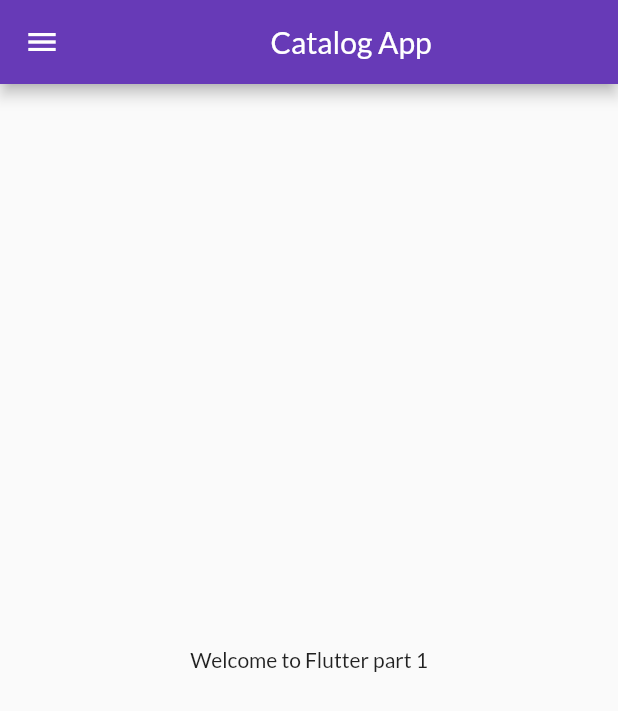
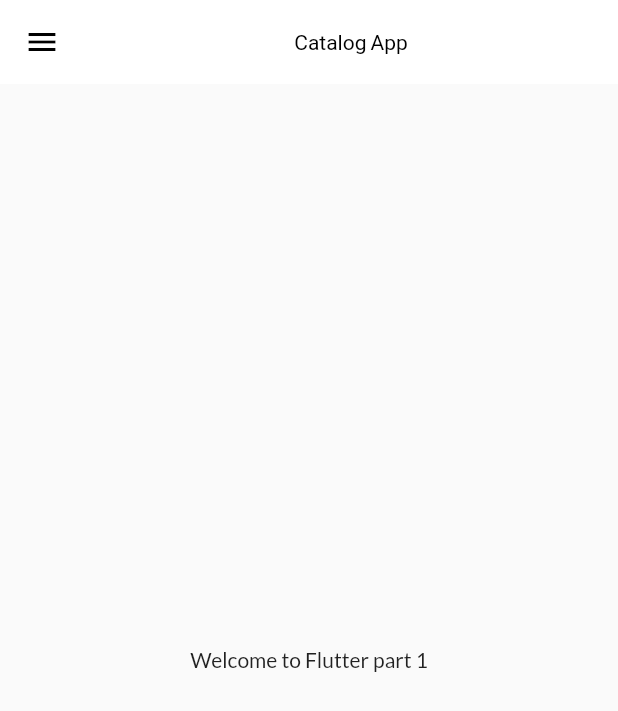
Before and after one commit to adyantdubey/FlutterProject1, a Flutter app: the screen it shows after launch, on a phone screen of 412 x 824 dp. Shown: the top 711 px of the screen. Run offline on Flutter 3.47's test engine with Material 2 defaults, Android fonts, the phone set to English and light mode, and no system bars; our stand-ins replace google_fonts; missing offline and left inert: dart:ffi.

Commit message:
themes and products list

```diff
--- a/lib/main.dart
+++ b/lib/main.dart
@@ -2,6 +2,7 @@ import 'package:flutter/material.dart';
 import 'package:flutter_demo/screens/home_page.dart';
 import 'package:flutter_demo/screens/login_page.dart';
 import 'package:flutter_demo/utils/routes.dart';
+import 'package:flutter_demo/widgets/themes.dart';
 import 'package:google_fonts/google_fonts.dart';
 
 void main() {
@@ -15,13 +16,8 @@ class MyApp extends StatelessWidget {
   Widget build(BuildContext context) {
     return MaterialApp(
       themeMode: ThemeMode.light,
-      theme: ThemeData(
-          primarySwatch: Colors.deepPurple,
-          fontFamily: GoogleFonts.lato().fontFamily),
-      darkTheme: ThemeData(
-        primarySwatch: Colors.blue,
-        brightness: Brightness.dark,
-      ),
+      theme: Mytheme.lightTheme(context),
+      darkTheme: Mytheme.darkTheme(context),
       debugShowCheckedModeBanner: false,
       initialRoute: MyRoutes.homeroute,
       routes: {
--- /dev/null
+++ b/lib/widgets/themes.dart
@@ -0,0 +1,19 @@
+import 'package:flutter/material.dart';
+import 'package:google_fonts/google_fonts.dart';
+
+class Mytheme {
+  static ThemeData lightTheme(BuildContext context) => ThemeData(
+      primarySwatch: Colors.deepPurple,
+      fontFamily: GoogleFonts.lato().fontFamily,
+      appBarTheme: AppBarTheme(
+        color: Colors.white,
+        elevation: 0.0,
+        iconTheme: IconThemeData(color: Colors.black),
+        titleTextStyle: TextStyle(color: Colors.black),
+      ));
+
+  static ThemeData darkTheme(BuildContext context) => ThemeData(
+        primarySwatch: Colors.blue,
+        brightness: Brightness.dark,
+      );
+}
```
Also changed, not shown: lib/models/catalog.dart (added, +28 -0 lines).
